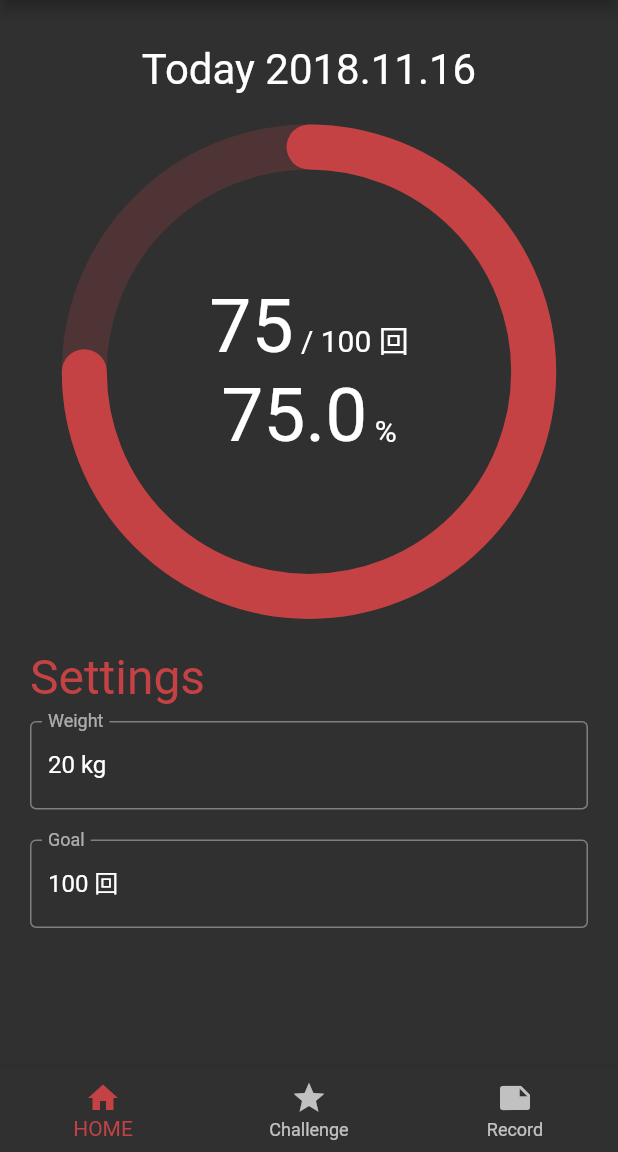
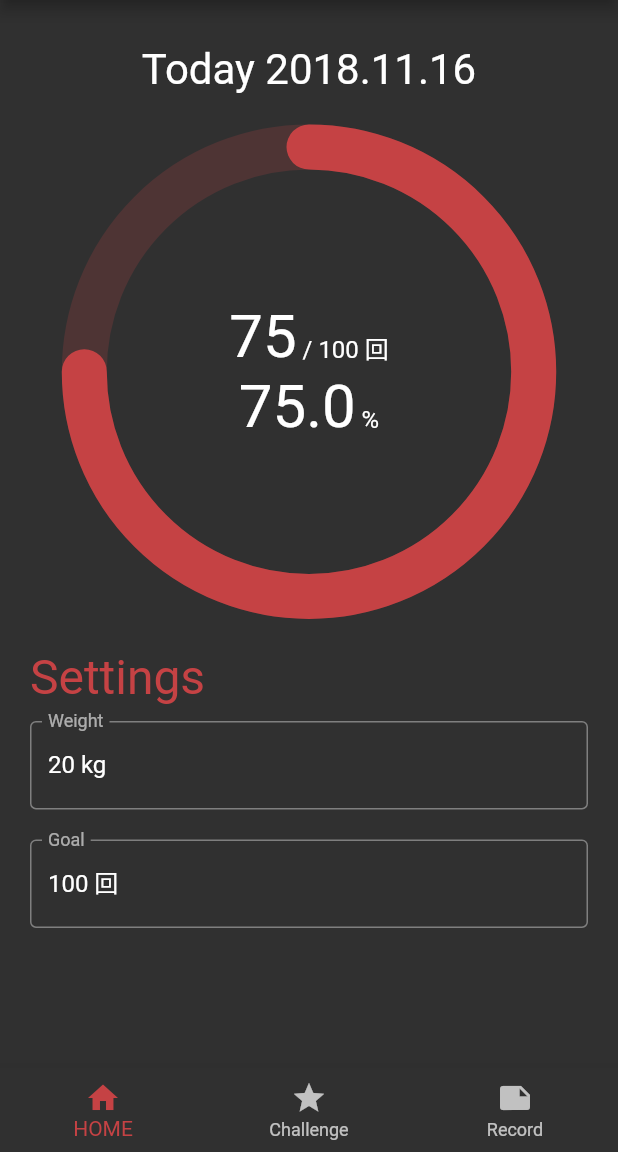
Before and after one commit to cyder/nigiru_kun_sp, a Flutter app: the screen it shows after launch, on a phone screen of 412 x 824 dp, the part 84-1236 px from its top. Run offline on Flutter 3.47's test engine with Material 2 defaults, Android fonts, the phone set to English and light mode, and no system bars; drawn by our look-alikes of percent_indicator; our stand-ins replace flutter_blue, rxdart.

Commit message:
フォントサイズ調整

```diff
--- a/lib/ui/widget/home_tab/home_counter.dart
+++ b/lib/ui/widget/home_tab/home_counter.dart
@@ -28,11 +28,11 @@ class HomeCounter extends StatelessWidget {
                       children: [
                         new Text(
                           '${model.currentGripNum}',
-                          style: new TextStyle(fontSize: 50.0),
+                          style: new TextStyle(fontSize: 40.0),
                         ),
                         new Text(
                           ' / ${model.goalGripNum} 回',
-                          style: new TextStyle(fontSize: 20.0),
+                          style: new TextStyle(fontSize: 16.0),
                         ),
                       ],
                     ),
@@ -43,11 +43,11 @@ class HomeCounter extends StatelessWidget {
                       children: [
                         new Text(
                           '${(model.achievementRate * 100).toStringAsFixed(1)}',
-                          style: new TextStyle(fontSize: 50.0),
+                          style: new TextStyle(fontSize: 40.0),
                         ),
                         new Text(
                           ' %',
-                          style: new TextStyle(fontSize: 20.0),
+                          style: new TextStyle(fontSize: 16.0),
                         ),
                       ],
                     ),
```
